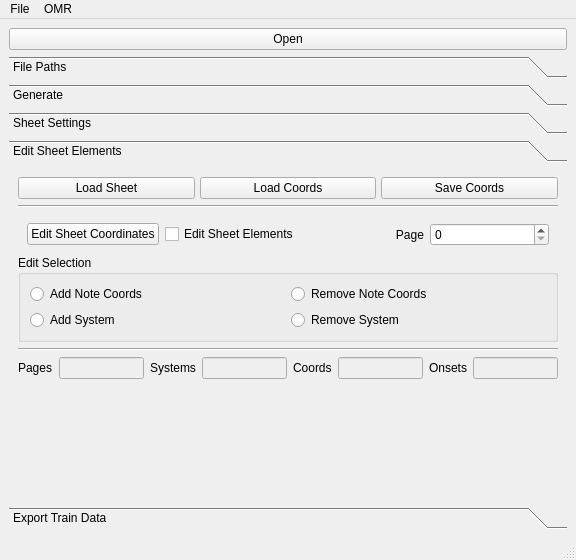
This is sheet_manager/gui/main.ui in CPJKU/msmd as Qt 5 draws it before an edit. The edited form follows.
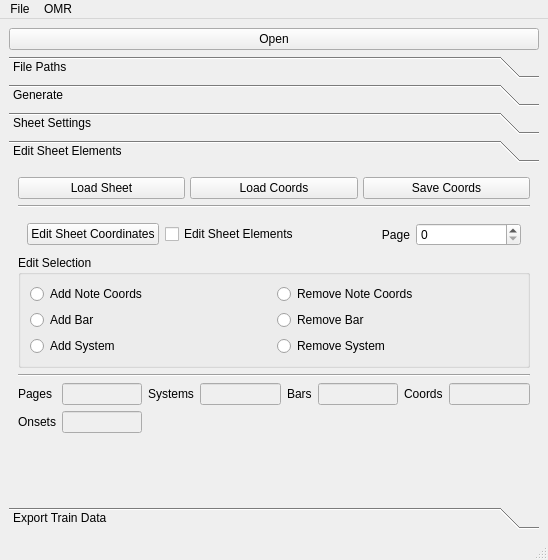
This is the edited form. The open tabs and pages were chosen to show the change.

Commit message: omr bar detection added

```diff
--- a/sheet_manager/gui/main.ui
+++ b/sheet_manager/gui/main.ui
@@ -6,7 +6,7 @@
    <rect>
     <x>0</x>
     <y>0</y>
-    <width>576</width>
+    <width>548</width>
     <height>560</height>
    </rect>
   </property>
@@ -325,15 +325,15 @@
         <rect>
          <x>0</x>
          <y>0</y>
-         <width>520</width>
-         <height>244</height>
+         <width>530</width>
+         <height>307</height>
         </rect>
        </property>
        <attribute name="label">
         <string>Edit Sheet Elements</string>
        </attribute>
        <layout class="QGridLayout" name="gridLayout_5">
-        <item row="6" column="0">
+        <item row="10" column="0">
          <spacer name="verticalSpacer_4">
           <property name="orientation">
            <enum>Qt::Vertical</enum>
@@ -365,62 +365,76 @@
            <property name="margin">
             <number>0</number>
            </property>
-           <item row="0" column="3">
+           <item row="1" column="3">
             <widget class="QLineEdit" name="lineEdit_nSystems">
              <property name="enabled">
               <bool>false</bool>
              </property>
             </widget>
            </item>
-           <item row="0" column="5">
+           <item row="1" column="8">
             <widget class="QLineEdit" name="lineEdit_nCoords">
              <property name="enabled">
               <bool>false</bool>
              </property>
             </widget>
            </item>
-           <item row="0" column="4">
+           <item row="1" column="7">
             <widget class="QLabel" name="label_8">
              <property name="text">
               <string>Coords</string>
              </property>
             </widget>
            </item>
-           <item row="0" column="0">
+           <item row="1" column="0">
             <widget class="QLabel" name="label_10">
              <property name="text">
               <string>Pages</string>
              </property>
             </widget>
            </item>
-           <item row="0" column="6">
-            <widget class="QLabel" name="label_11">
-             <property name="text">
-              <string>Onsets</string>
-             </property>
-            </widget>
-           </item>
-           <item row="0" column="1">
+           <item row="1" column="1">
             <widget class="QLineEdit" name="lineEdit_nPages">
              <property name="enabled">
               <bool>false</bool>
              </property>
             </widget>
            </item>
-           <item row="0" column="2">
+           <item row="1" column="2">
             <widget class="QLabel" name="label_9">
              <property name="text">
               <string>Systems</string>
              </property>
             </widget>
            </item>
-           <item row="0" column="7">
+           <item row="1" column="5">
+            <widget class="QLabel" name="label">
+             <property name="text">
+              <string>Bars</string>
+             </property>
+            </widget>
+           </item>
+           <item row="2" column="0">
+            <widget class="QLabel" name="label_11">
+             <property name="text">
+              <string>Onsets</string>
+             </property>
+            </widget>
+           </item>
+           <item row="2" column="1">
             <widget class="QLineEdit" name="lineEdit_nOnsets">
              <property name="enabled">
               <bool>false</bool>
              </property>
             </widget>
            </item>
+           <item row="1" column="6">
+            <widget class="QLineEdit" name="lineEdit_nBars">
+             <property name="enabled">
+              <bool>false</bool>
+             </property>
+            </widget>
+           </item>
           </layout>
          </widget>
         </item>
@@ -466,20 +480,34 @@
                 </property>
                </widget>
               </item>
-              <item row="1" column="0">
+              <item row="2" column="0">
                <widget class="QRadioButton" name="radioButton_addSystem">
                 <property name="text">
                  <string>Add System</string>
                 </property>
                </widget>
               </item>
-              <item row="1" column="1">
+              <item row="2" column="1">
                <widget class="QRadioButton" name="radioButton_deleteSystem">
                 <property name="text">
                  <string>Remove System</string>
                 </property>
                </widget>
               </item>
+              <item row="1" column="0">
+               <widget class="QRadioButton" name="radioButton_addBar">
+                <property name="text">
+                 <string>Add Bar</string>
+                </property>
+               </widget>
+              </item>
+              <item row="1" column="1">
+               <widget class="QRadioButton" name="radioButton_deleteBar">
+                <property name="text">
+                 <string>Remove Bar</string>
+                </property>
+               </widget>
+              </item>
              </layout>
             </widget>
            </item>
@@ -613,8 +641,8 @@
     <rect>
      <x>0</x>
      <y>0</y>
-     <width>576</width>
-     <height>26</height>
+     <width>548</width>
+     <height>25</height>
     </rect>
    </property>
    <widget class="QMenu" name="menuFile">
```
Left out of the diff: 36 changed lines with no effect on the pictures. The commit also changes 1 other file.
